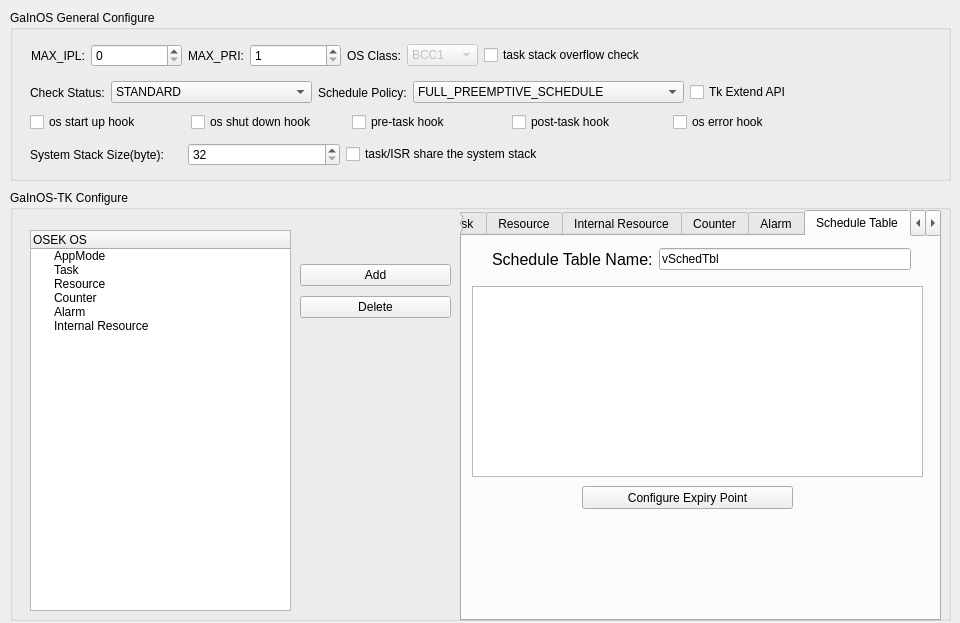
Qt form gainos-tk/tool/gainos-studio/ui/forms/cd_os.ui (paduc77/gainos) before a commit.
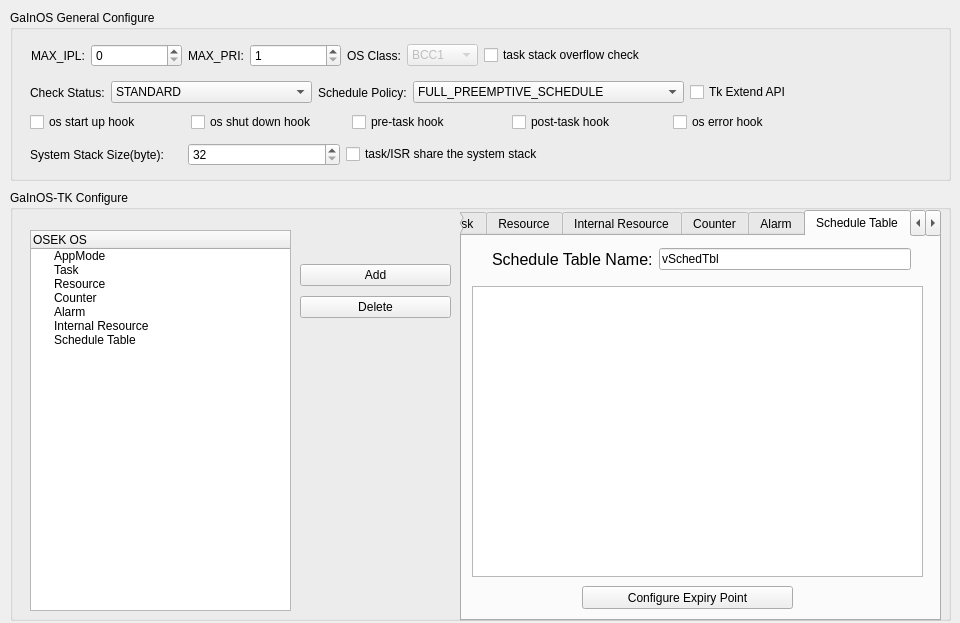
The same form after that commit. The open tabs and pages were chosen to show the change.

Commit message: 实现Autosar schedule table

Diff of the .ui file:
```diff
--- a/gainos-tk/tool/gainos-studio/ui/forms/cd_os.ui
+++ b/gainos-tk/tool/gainos-studio/ui/forms/cd_os.ui
@@ -1445,7 +1445,7 @@
       <property name="geometry">
        <rect>
         <x>120</x>
-        <y>250</y>
+        <y>350</y>
         <width>211</width>
         <height>23</height>
        </rect>
@@ -1460,7 +1460,7 @@
         <x>10</x>
         <y>50</y>
         <width>451</width>
-        <height>191</height>
+        <height>291</height>
        </rect>
       </property>
      </widget>
@@ -1638,6 +1638,11 @@
       <string>Internal Resource</string>
      </property>
     </item>
+    <item>
+     <property name="text">
+      <string>Schedule Table</string>
+     </property>
+    </item>
    </widget>
    <widget class="QWidget" name="layoutWidget">
     <property name="geometry">
```
Left out of the diff: 6 changed lines with no effect on the pictures. The commit also changes 54 other files.
